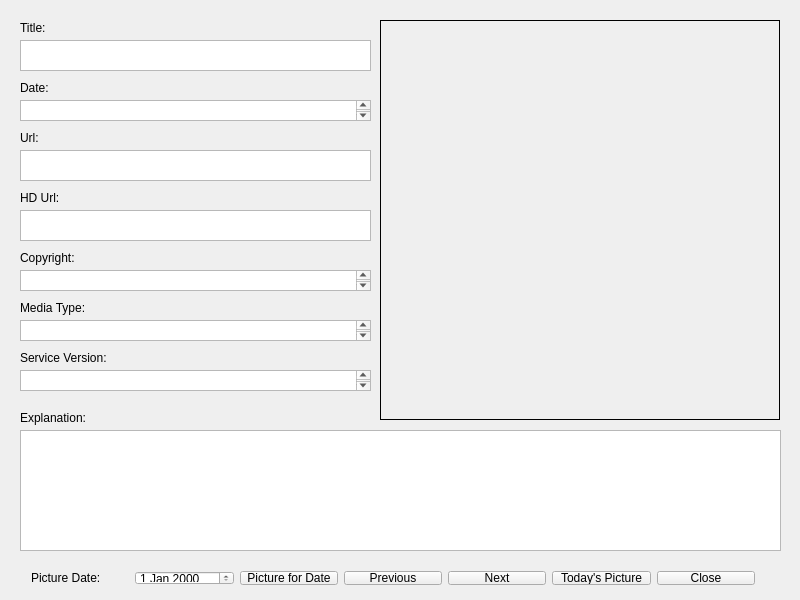
Above: mainwindow.ui from dkbowers/apodviewer before the change. Below: the same form after it.
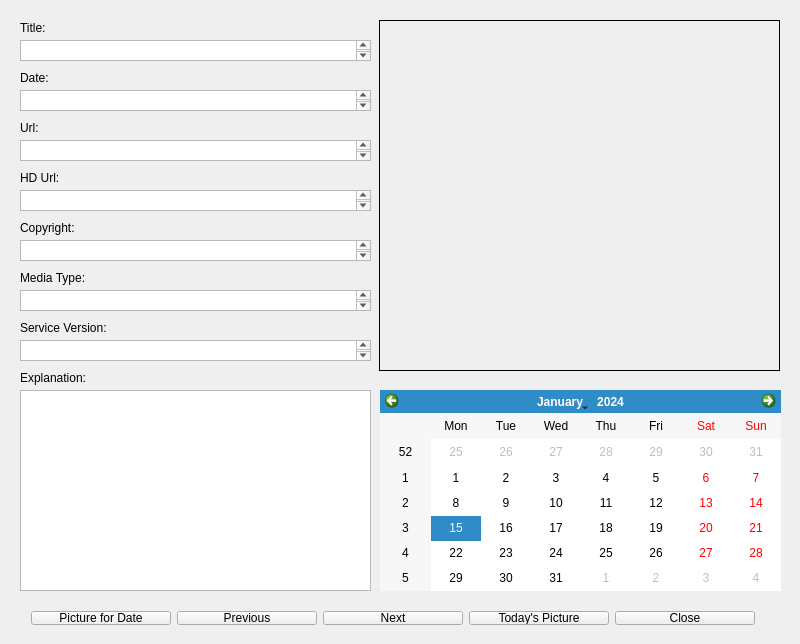
That is the form after the change.

What changed in the file:
```diff
--- a/mainwindow.ui
+++ b/mainwindow.ui
@@ -7,7 +7,7 @@
     <x>0</x>
     <y>0</y>
     <width>800</width>
-    <height>600</height>
+    <height>644</height>
    </rect>
   </property>
   <property name="windowTitle">
@@ -17,10 +17,10 @@
    <widget class="QLabel" name="pictureBox">
     <property name="geometry">
      <rect>
-      <x>380</x>
+      <x>379</x>
       <y>20</y>
-      <width>400</width>
-      <height>400</height>
+      <width>401</width>
+      <height>351</height>
      </rect>
     </property>
     <property name="frameShape">
@@ -37,9 +37,9 @@
     <property name="geometry">
      <rect>
       <x>20</x>
-      <y>430</y>
-      <width>761</width>
-      <height>121</height>
+      <y>390</y>
+      <width>351</width>
+      <height>201</height>
      </rect>
     </property>
     <property name="readOnly">
@@ -50,24 +50,14 @@
     <property name="geometry">
      <rect>
       <x>20</x>
-      <y>560</y>
+      <y>600</y>
       <width>746</width>
       <height>36</height>
      </rect>
     </property>
     <layout class="QHBoxLayout" name="horizontalLayout">
      <item>
-      <widget class="QLabel" name="label">
-       <property name="text">
-        <string>Picture Date:</string>
-       </property>
-      </widget>
-     </item>
-     <item>
-      <widget class="QDateEdit" name="dateEdit"/>
-     </item>
-     <item>
-      <widget class="QPushButton" name="pushButton">
+      <widget class="QPushButton" name="btnPicture">
        <property name="text">
         <string>Picture for Date</string>
        </property>
@@ -107,7 +97,7 @@
     <property name="geometry">
      <rect>
       <x>20</x>
-      <y>410</y>
+      <y>370</y>
       <width>91</width>
       <height>16</height>
      </rect>
@@ -120,7 +110,7 @@
     <property name="geometry">
      <rect>
       <x>20</x>
-      <y>80</y>
+      <y>70</y>
       <width>59</width>
       <height>16</height>
      </rect>
@@ -133,7 +123,7 @@
     <property name="geometry">
      <rect>
       <x>20</x>
-      <y>250</y>
+      <y>220</y>
       <width>81</width>
       <height>16</height>
      </rect>
@@ -146,7 +136,7 @@
     <property name="geometry">
      <rect>
       <x>20</x>
-      <y>190</y>
+      <y>170</y>
       <width>59</width>
       <height>16</height>
      </rect>
@@ -159,7 +149,7 @@
     <property name="geometry">
      <rect>
       <x>20</x>
-      <y>300</y>
+      <y>270</y>
       <width>91</width>
       <height>16</height>
      </rect>
@@ -172,7 +162,7 @@
     <property name="geometry">
      <rect>
       <x>20</x>
-      <y>350</y>
+      <y>320</y>
       <width>131</width>
       <height>16</height>
      </rect>
@@ -198,7 +188,7 @@
     <property name="geometry">
      <rect>
       <x>20</x>
-      <y>130</y>
+      <y>120</y>
       <width>59</width>
       <height>16</height>
      </rect>
@@ -213,7 +203,7 @@
       <x>20</x>
       <y>40</y>
       <width>351</width>
-      <height>31</height>
+      <height>21</height>
      </rect>
     </property>
     <property name="readOnly">
@@ -224,7 +214,7 @@
     <property name="geometry">
      <rect>
       <x>20</x>
-      <y>370</y>
+      <y>340</y>
       <width>351</width>
       <height>21</height>
      </rect>
@@ -237,7 +227,7 @@
     <property name="geometry">
      <rect>
       <x>20</x>
-      <y>320</y>
+      <y>290</y>
       <width>351</width>
       <height>21</height>
      </rect>
@@ -250,7 +240,7 @@
     <property name="geometry">
      <rect>
       <x>20</x>
-      <y>100</y>
+      <y>90</y>
       <width>351</width>
       <height>21</height>
      </rect>
@@ -263,9 +253,9 @@
     <property name="geometry">
      <rect>
       <x>20</x>
-      <y>150</y>
+      <y>140</y>
       <width>351</width>
-      <height>31</height>
+      <height>21</height>
      </rect>
     </property>
     <property name="readOnly">
@@ -276,7 +266,7 @@
     <property name="geometry">
      <rect>
       <x>20</x>
-      <y>270</y>
+      <y>240</y>
       <width>351</width>
       <height>21</height>
      </rect>
@@ -289,15 +279,25 @@
     <property name="geometry">
      <rect>
       <x>20</x>
-      <y>210</y>
+      <y>190</y>
       <width>351</width>
-      <height>31</height>
+      <height>21</height>
      </rect>
     </property>
     <property name="readOnly">
      <bool>true</bool>
     </property>
    </widget>
+   <widget class="QCalendarWidget" name="calendarWidget">
+    <property name="geometry">
+     <rect>
+      <x>380</x>
+      <y>390</y>
+      <width>401</width>
+      <height>201</height>
+     </rect>
+    </property>
+   </widget>
   </widget>
  </widget>
  <layoutdefault spacing="6" margin="11"/>
```
Left out of the diff: 2 changed lines with no effect on the pictures.
